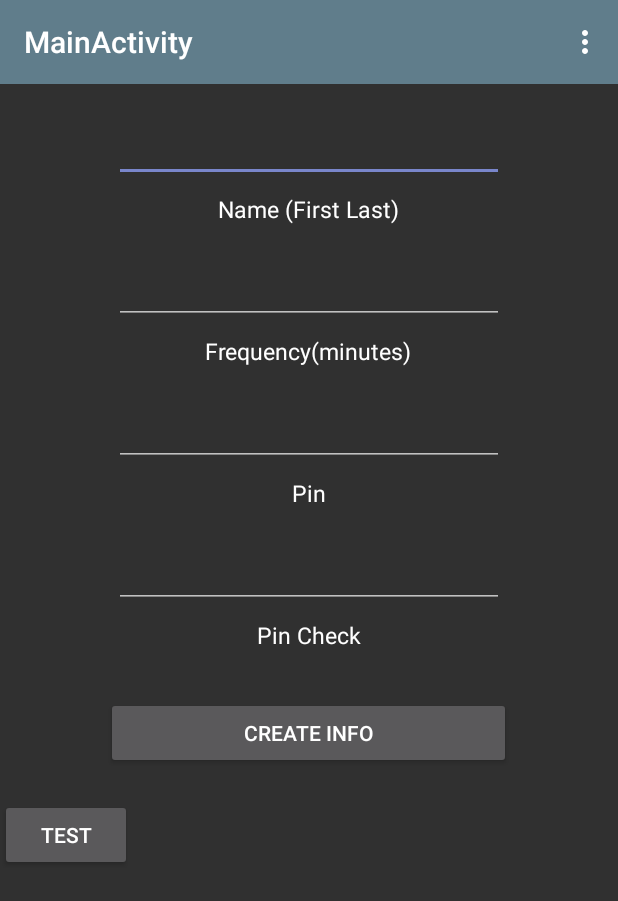
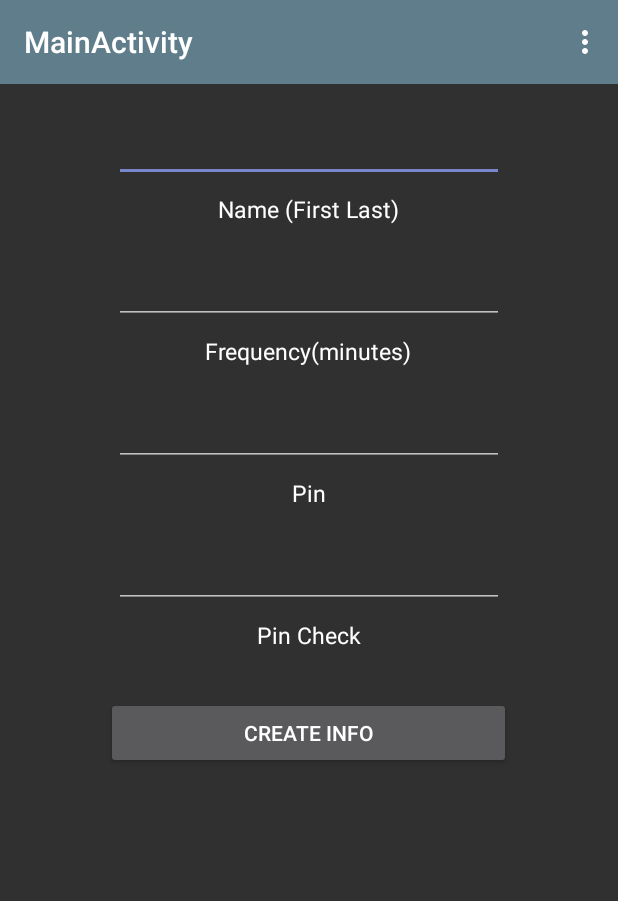
Before and after one commit to DiNear/BigBrother, an Android app: the screen it shows after launch (MainActivity), on a phone screen of 412 x 824 dp. Shown: the top 901 px of the screen. Run offline under Robolectric (Android 15) with nearby library versions, the phone set to English and light mode, and no system bars.

```diff
--- a/MyApplication/app/src/main/java/bigbrother/bigbrotherapp/MainActivity.java
+++ b/MyApplication/app/src/main/java/bigbrother/bigbrotherapp/MainActivity.java
@@ -19,7 +19,6 @@ import android.content.Context;
 public class MainActivity extends ActionBarActivity {
 
     private Toolbar toolbar;
-    private Button button;
     private EditText name;
     private EditText frequency;
     private EditText pin;
@@ -30,29 +29,11 @@ public class MainActivity extends ActionBarActivity {
 
     private Pinger pinger;
 
-
     @Override
     protected void onCreate(Bundle savedInstanceState) {
         super.onCreate(savedInstanceState);
         setContentView(R.layout.activity_main);
 
-//        try {
-//            FileInputStream fileIn = new FileInputStream("/tmp/person.ser");
-//            ObjectInputStream in = new ObjectInputStream(fileIn);
-//            person = (Person) in.readObject();
-//
-//        }catch(FileNotFoundException ex) {
-//        }
-//        catch(IOException i){
-//            i.printStackTrace();
-//            return;
-//        }
-//        catch(ClassNotFoundException c) {
-//            System.out.println("Person class not found");
-//            c.printStackTrace();
-//        }
-
-        button = (Button) findViewById(R.id.button_test);
         submit_button = (Button) findViewById(R.id.btnLogin);
         pin = (EditText) findViewById(R.id.pin_text);
         pin_check = (EditText) findViewById(R.id.pin_check_text);
@@ -61,16 +42,7 @@ public class MainActivity extends ActionBarActivity {
         toolbar = (Toolbar) findViewById(R.id.app_bar);
         setSupportActionBar(toolbar);
 
-
         final Activity mactivity = this;
-
-        button.setOnClickListener(new View.OnClickListener(){
-            public void onClick(View v){
-
-                Intent intent = new Intent(mactivity, MapActivity.class);
-                startActivity(intent);
-            }
-        });
 
         submit_button.setOnClickListener(new View.OnClickListener() {
             @Override
@@ -118,22 +90,8 @@ public class MainActivity extends ActionBarActivity {
                     // check-in with server
                     person.sendToServer();
 
-//                    // start new thread
-//                    Thread timer = new Thread() {
-//                        public void run() {
-//                            for (;;) {
-//                                try {
-//                                    Thread.sleep(person.getCheck_freq() * 1000);
-//                                    Intent intent = new Intent(mactivity, EnterPinActivity.class);
-//                                    System.out.println("Intent?");
-//                                    startActivity(intent);
-//                                } catch (InterruptedException e) {
-//                                }
-//                            }
-//                        }
-//                    };
-//                    timer.start();
-
+                    Intent intent = new Intent(mactivity, MapActivity.class);
+                    startActivity(intent);
                  }
             }
         });
--- a/MyApplication/app/src/main/java/bigbrother/bigbrotherapp/Pinger.java
+++ b/MyApplication/app/src/main/java/bigbrother/bigbrotherapp/Pinger.java
@@ -18,6 +18,7 @@ public class Pinger {
     public static int STATUS_OK = 0;
     public static int STATUS_DANGER = 1;
     public static int STATUS_WARNING = 2;
+    public static int STATUS_ARRIVED = 3;
 
     private static Pinger instance;
     private Person person;
--- a/MyApplication/app/src/main/res/layout/activity_enter_pin.xml
+++ b/MyApplication/app/src/main/res/layout/activity_enter_pin.xml
@@ -23,6 +23,7 @@
             android:layout_gravity="center_horizontal"
             android:paddingLeft="130dip"
             android:paddingRight="130dip"
+            android:inputType="number"
             android:password="true"
             />
 
--- a/MyApplication/app/src/main/res/layout/activity_main.xml
+++ b/MyApplication/app/src/main/res/layout/activity_main.xml
@@ -41,6 +41,7 @@
 
         <EditText android:layout_width="wrap_content"
             android:id="@+id/frequency_text"
+            android:inputType="number"
             android:layout_height="wrap_content"
             android:layout_marginTop="15dip"
             android:layout_marginBottom="2dip"
@@ -118,13 +119,4 @@
 
     </LinearLayout>
 
-    <Button
-        android:layout_below="@+id/form_layout"
-        android:layout_marginTop="20dp"
-        android:id="@+id/button_test"
-        android:layout_height="wrap_content"
-        android:layout_width="wrap_content"
-        android:text="Test"
-        />
-
 </RelativeLayout>
```
Also changed, not shown: MyApplication/app/src/main/java/bigbrother/bigbrotherapp/EnterPinActivity.java (+9 -2 lines), MyApplication/app/src/main/java/bigbrother/bigbrotherapp/MapActivity.java (+28 -2 lines), MyApplication/app/src/main/res/layout/activity_map.xml (+4 -3 lines).
